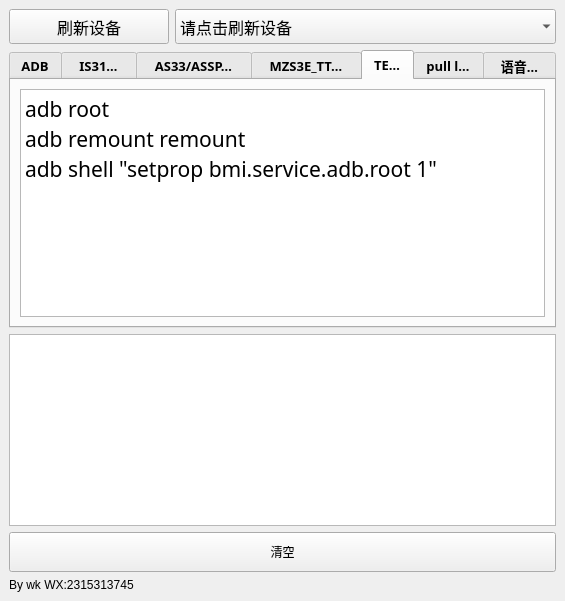
Qt form adbtool.ui (wangke956/ADBTools) before a commit.
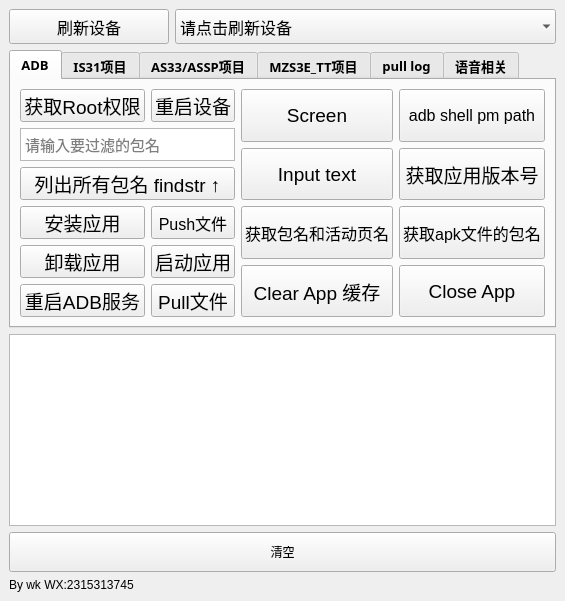
The same form after that commit. The open tabs and pages were chosen to show the change.

Commit message: 增加VR相关功能

What changed in the file:
```diff
--- a/adbtool.ui
+++ b/adbtool.ui
@@ -936,35 +936,6 @@
         </item>
        </layout>
       </widget>
-      <widget class="QWidget" name="text">
-       <attribute name="title">
-        <string>TEXT</string>
-       </attribute>
-       <layout class="QFormLayout" name="formLayout">
-        <item row="0" column="0" colspan="2">
-         <widget class="QTextBrowser" name="textBrowser_2">
-          <property name="font">
-           <font>
-            <family>Franklin Gothic Medium</family>
-            <pointsize>16</pointsize>
-           </font>
-          </property>
-          <property name="acceptDrops">
-           <bool>false</bool>
-          </property>
-          <property name="html">
-           <string>&lt;!DOCTYPE HTML PUBLIC &quot;-//W3C//DTD HTML 4.0//EN&quot; &quot;http://www.w3.org/TR/REC-html40/strict.dtd&quot;&gt;
-&lt;html&gt;&lt;head&gt;&lt;meta name=&quot;qrichtext&quot; content=&quot;1&quot; /&gt;&lt;style type=&quot;text/css&quot;&gt;
-p, li { white-space: pre-wrap; }
-&lt;/style&gt;&lt;/head&gt;&lt;body style=&quot; font-family:'Franklin Gothic Medium'; font-size:16pt; font-weight:400; font-style:normal;&quot;&gt;
-&lt;p style=&quot; margin-top:0px; margin-bottom:0px; margin-left:0px; margin-right:0px; -qt-block-indent:0; text-indent:0px;&quot;&gt;adb root&lt;/p&gt;
-&lt;p style=&quot; margin-top:0px; margin-bottom:0px; margin-left:0px; margin-right:0px; -qt-block-indent:0; text-indent:0px;&quot;&gt;adb remount remount&lt;/p&gt;
-&lt;p style=&quot; margin-top:0px; margin-bottom:0px; margin-left:0px; margin-right:0px; -qt-block-indent:0; text-indent:0px;&quot;&gt;adb shell &amp;quot;setprop bmi.service.adb.root 1&amp;quot;&lt;/p&gt;&lt;/body&gt;&lt;/html&gt;</string>
-          </property>
-         </widget>
-        </item>
-       </layout>
-      </widget>
       <widget class="QWidget" name="pul_log">
        <attribute name="title">
         <string>pull log</string>
```
